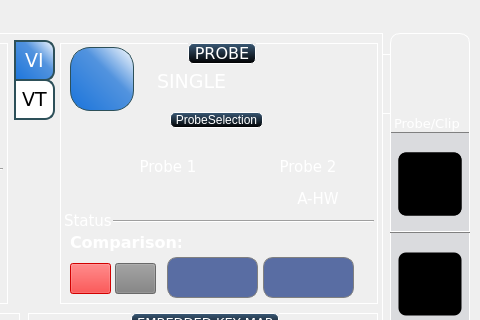
Qmax/QUTE, file VINew/mainwindow.ui: the form before one commit; both pictures show x 320 to 800 and y 0 to 320 of the 800 by 598 pixel window.
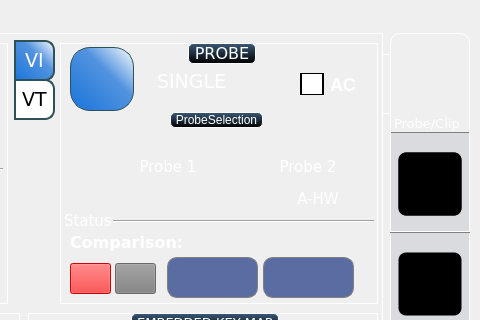
The form after the commit. Icons and pictures are not drawn.

Diff of the .ui file:
```diff
--- a/VINew/mainwindow.ui
+++ b/VINew/mainwindow.ui
@@ -6651,6 +6651,56 @@
 &lt;p style=&quot; margin-top:0px; margin-bottom:0px; margin-left:0px; margin-right:0px; -qt-block-indent:0; text-indent:0px;&quot;&gt; &lt;/p&gt;&lt;/td&gt;&lt;/tr&gt;&lt;/table&gt;&lt;/body&gt;&lt;/html&gt;</string>
       </property>
      </widget>
+     <widget class="QCheckBox" name="chkAC">
+      <property name="geometry">
+       <rect>
+        <x>240</x>
+        <y>30</y>
+        <width>61</width>
+        <height>22</height>
+       </rect>
+      </property>
+      <property name="font">
+       <font>
+        <pointsize>-1</pointsize>
+        <weight>75</weight>
+        <italic>false</italic>
+        <bold>true</bold>
+       </font>
+      </property>
+      <property name="styleSheet">
+       <string notr="true">QCheckBox{
+font:bold 18px;
+color:white;
+}
+QCheckBox::indicator {
+width: 20px;
+height:20px;
+border: 2px solid black;
+}
+QCheckBox::indicator::unchecked {
+background-color:white;
+}
+QCheckBox::indicator:unchecked:hover {
+background-color:white;
+}
+QCheckBox::indicator:unchecked:pressed {
+background-color:white;
+}
+QCheckBox::indicator::checked {
+background-color:#f2a400;
+}
+QCheckBox::indicator:checked:hover {
+background-color:#f2a400;
+}
+QCheckBox::indicator:checked:pressed {
+background-color:#f2a400;
+}</string>
+      </property>
+      <property name="text">
+       <string>AC</string>
+      </property>
+     </widget>
     </widget>
     <widget class="QGroupBox" name="grpEmbedded">
      <property name="geometry">
```
